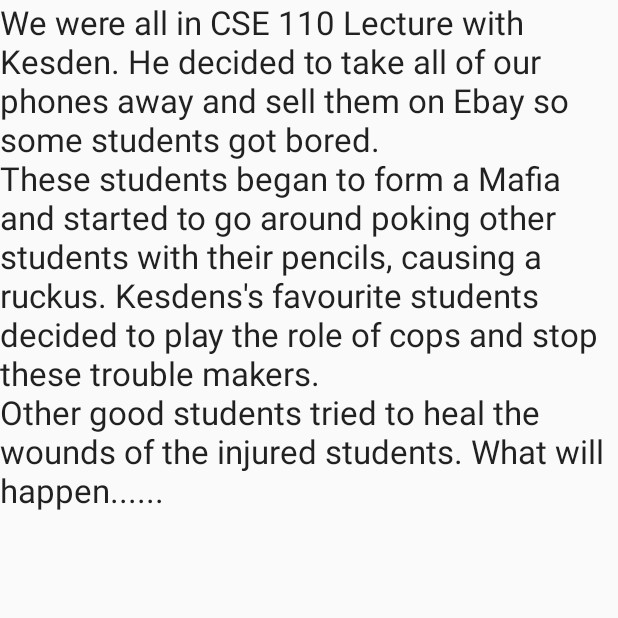
After one commit to ucsdCSE110wi16/CSE110W260T3, an Android app: the GameStory screen opened directly, with no data from a screen before it, on a phone screen of 412 x 824 dp, the top half of it. The commit adds this screen. Run offline under Robolectric (Android 15) with nearby library versions, the phone set to English and light mode, and no system bars.

Commit message:
The GameStory is now read from a gameStory.txt file, and displayed to the users of the app

```diff
--- a/Mafia/app/src/main/AndroidManifest.xml
+++ b/Mafia/app/src/main/AndroidManifest.xml
@@ -30,6 +30,7 @@
         <activity android:name=".ChatApp"></activity>
         <activity android:name=".EnterGame"></activity>
         <activity android:name=".AssignRoles"></activity>
+        <activity android:name=".GameStory"></activity>
     </application>
 
 </manifest>
--- /dev/null
+++ b/Mafia/app/src/main/assets/gameStory.txt
@@ -0,0 +1,3 @@
+We were all in CSE 110 Lecture with Kesden. He decided to take all of our phones away and sell them on Ebay so some students got bored.
+These students began to form a Mafia and started to go around poking other students with their pencils, causing a ruckus. Kesdens's favourite students decided to play the role of cops and stop these trouble makers.
+Other good students tried to heal the wounds of the injured students. What will happen......
--- /dev/null
+++ b/Mafia/app/src/main/java/cse110winter2015group3/mafia/GameStory.java
@@ -0,0 +1,50 @@
+package cse110winter2015group3.mafia;
+
+import android.app.Activity;
+import android.content.res.Resources;
+import android.os.Bundle;
+import android.util.Log;
+import android.view.View;
+import android.widget.EditText;
+import android.widget.TextView;
+
+import java.io.ByteArrayOutputStream;
+import java.io.File;
+import java.io.FileInputStream;
+import java.io.FileNotFoundException;
+import java.io.IOException;
+import java.io.InputStream;
+import java.io.InputStreamReader;
+
+/**
+ * Created by aneeshnatarajan on 3/5/16.
+ */
+public class GameStory extends Activity {
+    private static TextView story;
+    static final int READ_BLOCK_SIZE = 100;
+    protected void onCreate(Bundle savedInstanceState) {
+        super.onCreate(savedInstanceState);
+        setContentView(R.layout.game_story);
+        try {
+            story = (TextView) findViewById(R.id.gameStory);
+            String gameStory = readStoryFile();
+            story.setText(gameStory);
+        } catch (IOException e) {
+            e.printStackTrace();
+        }
+    }
+    public String readStoryFile() throws IOException {
+        InputStream inputStream;
+        inputStream = getAssets().open("gameStory.txt");
+
+        byte [] buffer = new byte[inputStream.available()];
+        inputStream.read(buffer);
+        ByteArrayOutputStream outputStream = new ByteArrayOutputStream();
+        outputStream.write(buffer);
+        inputStream.close();
+        outputStream.close();
+
+        return outputStream.toString();
+
+    }
+}
--- /dev/null
+++ b/Mafia/app/src/main/res/layout/game_story.xml
@@ -0,0 +1,13 @@
+<?xml version="1.0" encoding="utf-8"?>
+<LinearLayout xmlns:android="http://schemas.android.com/apk/res/android"
+    android:orientation="vertical" android:layout_width="match_parent"
+    android:layout_height="match_parent">
+
+    <TextView
+        android:layout_width="wrap_content"
+        android:layout_height="wrap_content"
+        android:textAppearance="?android:attr/textAppearanceLarge"
+        android:text="Large Text"
+        android:id="@+id/gameStory"
+        android:layout_gravity="center_horizontal" />
+</LinearLayout>
```
Also changed, not shown: Mafia/app/src/main/java/cse110winter2015group3/mafia/AssignRoles.java (+28 -16 lines), Mafia/app/src/main/java/cse110winter2015group3/mafia/MainActivity.java (+2 -6 lines).
